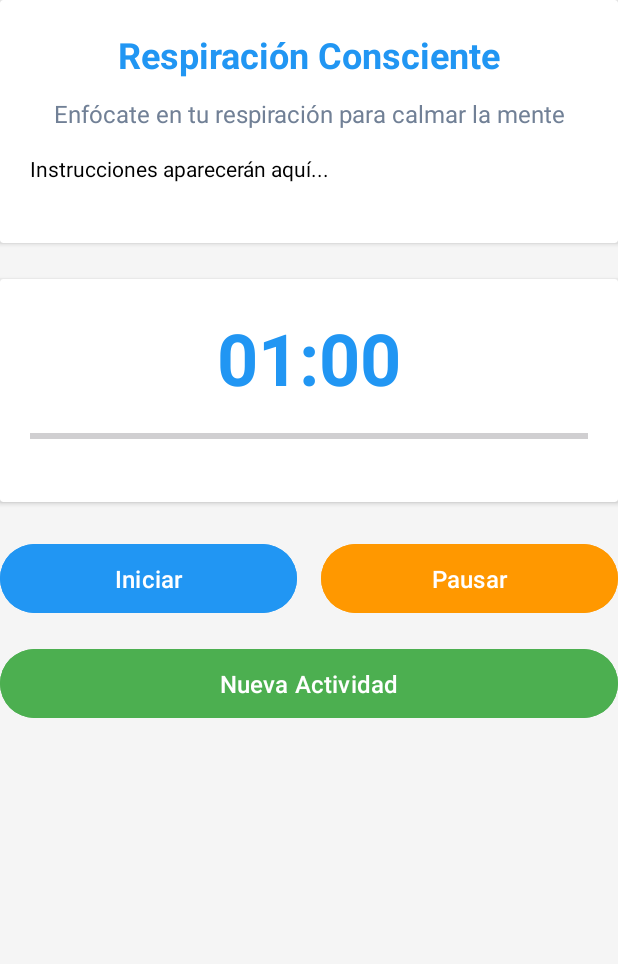
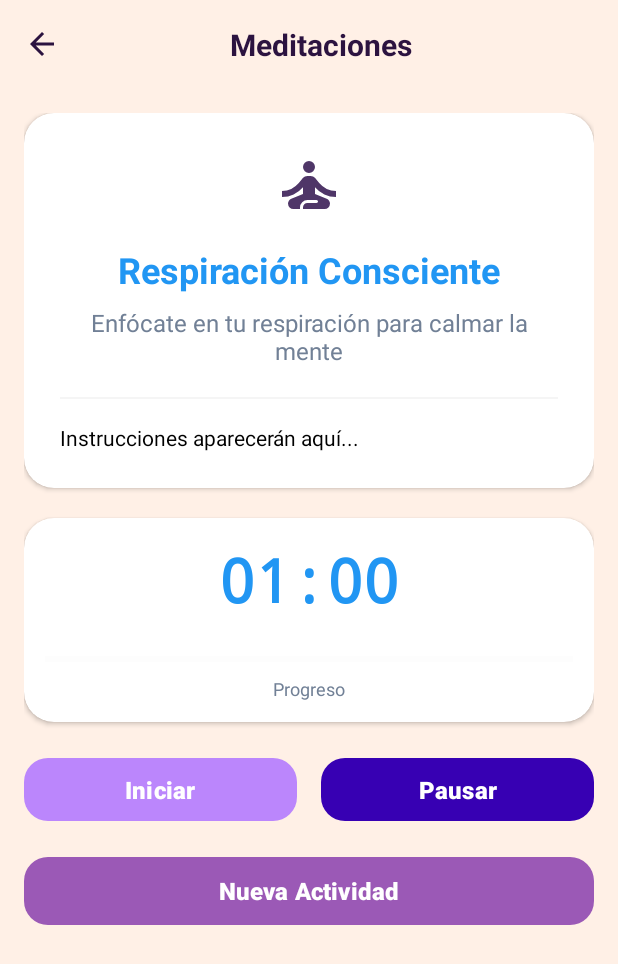
Before and after one commit to lorelis-san/emo-app, an Android app built with Jetpack Compose: the MeditacionesActivity screen opened directly, with no data from a screen before it, on a phone screen of 412 x 824 dp. Shown: the top 964 px of the screen. Run offline under Robolectric (Android 15) with nearby library versions, the phone set to English and light mode, and no system bars; our stand-ins replace Room's generated code.

Commit message:
2v motivaciones

```diff
--- a/app/src/main/java/com/psico/emokitapp/activities/MeditacionesActivity.kt
+++ b/app/src/main/java/com/psico/emokitapp/activities/MeditacionesActivity.kt
@@ -7,6 +7,7 @@ import android.os.Handler
 import android.os.Looper
 import android.view.View
 import android.widget.Button
+import android.widget.ImageView
 import android.widget.ProgressBar
 import android.widget.TextView
 import android.widget.Toast
@@ -79,6 +80,9 @@ class MeditacionesActivity : AppCompatActivity() {
     }
 
     private fun setupClickListeners() {
+        findViewById<ImageView>(R.id.btnBack).setOnClickListener {
+            finish()
+        }
         btnIniciar.setOnClickListener {
             if (estaEnPausa) {
                 reanudarTemporizador()
@@ -224,6 +228,9 @@ class MeditacionesActivity : AppCompatActivity() {
     }
 
     private fun mostrarMensajeCompletado() {
+        val cardMensajeCompletado = findViewById<androidx.cardview.widget.CardView>(R.id.cardMensajeCompletado)
+        cardMensajeCompletado.visibility = View.VISIBLE
+
         tvMensajeCompletado.visibility = View.VISIBLE
         tvMensajeCompletado.alpha = 0f
         tvMensajeCompletado.scaleX = 0.8f
@@ -245,7 +252,9 @@ class MeditacionesActivity : AppCompatActivity() {
     }
 
     private fun ocultarMensajeCompletado() {
-        if (tvMensajeCompletado.visibility == View.VISIBLE) {
+        val cardMensajeCompletado = findViewById<androidx.cardview.widget.CardView>(R.id.cardMensajeCompletado)
+
+        if (cardMensajeCompletado.visibility == View.VISIBLE) {
             ObjectAnimator.ofFloat(tvMensajeCompletado, "alpha", 1f, 0f).apply {
                 duration = 300
                 start()
@@ -259,7 +268,7 @@ class MeditacionesActivity : AppCompatActivity() {
                 start()
             }
             Handler(Looper.getMainLooper()).postDelayed({
-                tvMensajeCompletado.visibility = View.GONE
+                cardMensajeCompletado.visibility = View.GONE
             }, 300)
         }
     }
@@ -273,9 +282,14 @@ class MeditacionesActivity : AppCompatActivity() {
                 if (usuario != null && actividad != null) {
                     val duracionRealizada = ((tiempoTotal - tiempoRestante) / 1000).toInt()
                     repository.completarActividad(usuario.id, actividad.id, duracionRealizada)
-                    mostrarEstadisticas(usuario.id)
+
+                    val mensajeEstadisticas = obtenerMensajeEstadisticas(usuario.id)
+                    actualizarMensajeCompletado(mensajeEstadisticas)
+                } else {
+                    actualizarMensajeCompletado("¡Actividad completada exitosamente!")
                 }
             } catch (e: Exception) {
+                actualizarMensajeCompletado("¡Actividad completada exitosamente!")
                 Toast.makeText(
                     this@MeditacionesActivity,
                     "Error al guardar progreso: ${e.message}",
@@ -284,23 +298,23 @@ class MeditacionesActivity : AppCompatActivity() {
             }
         }
     }
+    private fun actualizarMensajeCompletado(mensaje: String) {
+        tvMensajeCompletado.text = mensaje
+    }
 
-    private fun mostrarEstadisticas(usuarioId: Int) {
-        lifecycleScope.launch {
-            try {
-                val actividadesHoy = repository.getActividadesHoy(usuarioId)
-                val totalActividades = repository.getHistorialActividades(usuarioId)
-                val mensaje =
-                    "¡Felicitaciones! Has completado ${actividadesHoy.size} actividades hoy y ${totalActividades.size} en total."
-                Toast.makeText(this@MeditacionesActivity, mensaje, Toast.LENGTH_LONG).show()
-            } catch (e: Exception) {}
+    private suspend fun obtenerMensajeEstadisticas(usuarioId: Int): String {
+        return try {
+            val actividadesHoy = repository.getActividadesHoy(usuarioId)
+            val totalActividades = repository.getHistorialActividades(usuarioId)
+            "¡Felicitaciones! Has completado ${actividadesHoy.size} actividades hoy."
+        } catch (e: Exception) {
+            "¡Felicitaciones! Actividad completada exitosamente."
         }
     }
 
     private fun actualizarDisplayTemporizador(millisUntilFinished: Long) {
         val minutos = (millisUntilFinished / 1000) / 60
         val segundos = (millisUntilFinished / 1000) % 60
-
         tvTemporizador.text = String.format("%02d:%02d", minutos, segundos)
     }
 
--- a/app/src/main/java/com/psico/emokitapp/data/EmokitDatabase.kt
+++ b/app/src/main/java/com/psico/emokitapp/data/EmokitDatabase.kt
@@ -10,11 +10,11 @@ import com.psico.emokitapp.data.dao.ActividadMeditacionDao
 import com.psico.emokitapp.data.dao.DiarioEmocionalDao
 import com.psico.emokitapp.data.dao.RetoCompletadoDao
 import com.psico.emokitapp.data.dao.UsuarioDao
-import com.psico.emokitapp.data.entities.DateConverter
 import com.psico.emokitapp.data.entities.DiarioEmocional
 import com.psico.emokitapp.data.entities.RetoCompletado
 import com.psico.emokitapp.data.entities.Usuario
 import com.psico.emokitapp.data.entities.*
+import com.psico.emokitapp.utils.DateConverter
 
 @Database(
     entities = [
--- a/app/src/main/java/com/psico/emokitapp/data/dao/ActividadCompletadaDao.kt
+++ b/app/src/main/java/com/psico/emokitapp/data/dao/ActividadCompletadaDao.kt
@@ -15,6 +15,9 @@ interface ActividadCompletadaDao {
     @Query("SELECT * FROM actividades_completadas WHERE usuarioId = :usuarioId AND DATE(fechaCompletada) = DATE(:fecha)")
     suspend fun getActividadesDelDia(usuarioId: Int, fecha: Date): List<ActividadCompletada>
 
+    @Query("SELECT * FROM actividades_completadas WHERE usuarioId = :usuarioId AND fechaCompletada >= :inicioDelDia AND fechaCompletada <= :finDelDia ORDER BY fechaCompletada DESC")
+    suspend fun getActividadesDelDiaRango(usuarioId: Int, inicioDelDia: Date, finDelDia: Date): List<ActividadCompletada>
+
     @Insert(onConflict = OnConflictStrategy.REPLACE)
     suspend fun insertActividadCompletada(actividad: ActividadCompletada)
 
--- a/app/src/main/java/com/psico/emokitapp/data/entities/DiarioEmocional.kt
+++ b/app/src/main/java/com/psico/emokitapp/data/entities/DiarioEmocional.kt
@@ -4,6 +4,7 @@ import androidx.room.Entity
 import androidx.room.PrimaryKey
 import androidx.room.TypeConverter
 import androidx.room.TypeConverters
+import com.psico.emokitapp.utils.DateConverter
 import java.util.Date
 
 @Entity(tableName = "diario_emocional")
@@ -16,14 +17,3 @@ data class DiarioEmocional (
     val fecha: Date,
     val timestamp: Date = Date()
 )
-class DateConverter {
-    @TypeConverter
-    fun fromTimestamp(value: Long?): Date? {
-        return value?.let { Date(it) }
-    }
-
-    @TypeConverter
-    fun dateToTimestamp(date: Date?): Long? {
-        return date?.time
-    }
-}
--- a/app/src/main/java/com/psico/emokitapp/repository/MeditacionRepository.kt
+++ b/app/src/main/java/com/psico/emokitapp/repository/MeditacionRepository.kt
@@ -3,6 +3,7 @@ package com.psico.emokitapp.repository
 import com.psico.emokitapp.data.EmokitDatabase
 import com.psico.emokitapp.data.entities.ActividadCompletada
 import com.psico.emokitapp.data.entities.ActividadMeditacion
+import java.util.Calendar
 import java.util.Date
 import kotlin.random.Random
 
@@ -30,6 +31,21 @@ class MeditacionRepository (private val database: EmokitDatabase) {
     }
 
     suspend fun getActividadesHoy(usuarioId: Int): List<ActividadCompletada> {
-        return database.actividadCompletadaDao().getActividadesDelDia(usuarioId, Date())
+        val calendar = Calendar.getInstance()
+
+        calendar.set(Calendar.HOUR_OF_DAY, 0)
+        calendar.set(Calendar.MINUTE, 0)
+        calendar.set(Calendar.SECOND, 0)
+        calendar.set(Calendar.MILLISECOND, 0)
+        val inicioDelDia = calendar.time
+
+        // Final del día (23:59:59)
+        calendar.set(Calendar.HOUR_OF_DAY, 23)
+        calendar.set(Calendar.MINUTE, 59)
+        calendar.set(Calendar.SECOND, 59)
+        calendar.set(Calendar.MILLISECOND, 999)
+        val finDelDia = calendar.time
+
+        return database.actividadCompletadaDao().getActividadesDelDiaRango(usuarioId, inicioDelDia, finDelDia)
     }
 }
--- /dev/null
+++ b/app/src/main/java/com/psico/emokitapp/utils/DateConverter.kt
@@ -0,0 +1,16 @@
+package com.psico.emokitapp.utils
+
+import androidx.room.TypeConverter
+import java.util.Date
+
+class DateConverter {
+    @TypeConverter
+    fun fromTimestamp(value: Long?): Date? {
+        return value?.let { Date(it) }
+    }
+
+    @TypeConverter
+    fun dateToTimestamp(date: Date?): Long? {
+        return date?.time
+    }
+}
--- a/app/src/main/res/layout/activity_meditaciones.xml
+++ b/app/src/main/res/layout/activity_meditaciones.xml
@@ -1,25 +1,73 @@
 <?xml version="1.0" encoding="utf-8"?>
 <LinearLayout xmlns:android="http://schemas.android.com/apk/res/android"
+    xmlns:app="http://schemas.android.com/apk/res-auto"
     android:id="@+id/main"
     android:layout_width="match_parent"
     android:layout_height="match_parent"
     android:orientation="vertical"
+    android:background="@color/background_gradient">
+
+    <LinearLayout
+        android:layout_width="match_parent"
+        android:layout_height="wrap_content"
+        android:orientation="horizontal"
         android:padding="16dp"
-    android:background="@color/motivation_background_color">
+        android:gravity="center_vertical">
+
+        <ImageView
+            android:id="@+id/btnBack"
+            android:layout_width="24dp"
+            android:layout_height="24dp"
+            android:src="@drawable/ic_arrow_back"
+            android:background="?attr/selectableItemBackgroundBorderless"
+            android:layout_marginEnd="16dp" />
+
+        <TextView
+            android:layout_width="0dp"
+            android:layout_height="wrap_content"
+            android:layout_weight="1"
+            android:text="Meditaciones"
+            android:textSize="20sp"
+            android:textStyle="bold"
+            android:textColor="@color/emokit_text_primary"
+            android:gravity="center" />
+
+        <View
+            android:layout_width="24dp"
+            android:layout_height="24dp" />
+    </LinearLayout>
+
+    <ScrollView
+        android:layout_width="match_parent"
+        android:layout_height="match_parent"
+        android:padding="16dp">
+
+        <LinearLayout
+            android:layout_width="match_parent"
+            android:layout_height="wrap_content"
+            android:orientation="vertical">
 
             <androidx.cardview.widget.CardView
                 android:id="@+id/cardActividad"
                 android:layout_width="match_parent"
                 android:layout_height="wrap_content"
-        android:layout_marginBottom="24dp"
-        android:elevation="4dp"
-        android:radius="12dp">
+                android:layout_marginBottom="20dp"
+                android:elevation="8dp"
+                app:cardCornerRadius="20dp"
+                app:cardBackgroundColor="@android:color/white">
 
                 <LinearLayout
                     android:layout_width="match_parent"
                     android:layout_height="wrap_content"
                     android:orientation="vertical"
-            android:padding="20dp">
+                    android:padding="24dp">
+
+                    <ImageView
+                        android:layout_width="48dp"
+                        android:layout_height="48dp"
+                        android:src="@drawable/ic_meditaciones"
+                        android:layout_gravity="center"
+                        android:layout_marginBottom="16dp" />
 
                     <TextView
                         android:id="@+id/tvTitulo"
@@ -30,7 +78,7 @@
                         android:textStyle="bold"
                         android:textColor="@color/motivation_primary_color"
                         android:gravity="center"
-                android:layout_marginBottom="12dp" />
+                        android:layout_marginBottom="8dp" />
 
                     <TextView
                         android:id="@+id/tvDescripcion"
@@ -40,6 +88,11 @@
                         android:textSize="16sp"
                         android:textColor="@color/text_secondary"
                         android:gravity="center"
+                        android:layout_marginBottom="20dp" />
+                    <View
+                        android:layout_width="match_parent"
+                        android:layout_height="1dp"
+                        android:background="@color/motivation_background_color"
                         android:layout_marginBottom="16dp" />
 
                     <TextView
@@ -49,20 +102,116 @@
                         android:text="Instrucciones aparecerán aquí..."
                         android:textSize="14sp"
                         android:textColor="@color/text_primary"
-                android:layout_marginBottom="20dp" />
+                        android:lineSpacingExtra="4dp" />
+                </LinearLayout>
+            </androidx.cardview.widget.CardView>
 
+            <androidx.cardview.widget.CardView
+                android:id="@+id/cardTemporizador"
+                android:layout_width="match_parent"
+                android:layout_height="wrap_content"
+                android:layout_marginBottom="20dp"
+                android:elevation="8dp"
+                app:cardCornerRadius="20dp"
+                app:cardBackgroundColor="@android:color/white">
+
+                <LinearLayout
+                    android:layout_width="match_parent"
+                    android:layout_height="wrap_content"
+                    android:orientation="vertical"
+                    android:padding="14dp"
+                    android:gravity="center">
+
+                    <TextView
+                        android:id="@+id/tvTemporizador"
+                        android:layout_width="wrap_content"
+                        android:layout_height="wrap_content"
+                        android:text="01:00"
+                        android:textSize="40sp"
+                        android:textStyle="bold"
+                        android:textColor="@color/motivation_primary_color"
+                        android:layout_marginBottom="20dp"
+                        android:fontFamily="monospace" />
+
+                    <ProgressBar
+                        android:id="@+id/progressBar"
+                        style="?android:attr/progressBarStyleHorizontal"
+                        android:layout_width="match_parent"
+                        android:layout_height="12dp"
+                        android:layout_marginBottom="5dp"
+                        android:max="100"
+                        android:progress="0"
+                        android:progressTint="@color/motivation_primary_color"
+                        android:progressBackgroundTint="@color/motivation_background_color" />
+                    <TextView
+                        android:layout_width="wrap_content"
+                        android:layout_height="wrap_content"
+                        android:text="Progreso"
+                        android:textSize="12sp"
+                        android:textColor="@color/text_secondary" />
                 </LinearLayout>
 
             </androidx.cardview.widget.CardView>
 
-    <!-- Temporizador -->
-    <androidx.cardview.widget.CardView
-        android:id="@+id/cardTemporizador"
+            <LinearLayout
                 android:layout_width="match_parent"
                 android:layout_height="wrap_content"
-        android:layout_marginBottom="24dp"
-        android:elevation="4dp"
-        android:radius="12dp">
+                android:orientation="horizontal"
+                android:gravity="center"
+                android:layout_marginBottom="16dp">
+
+                <com.google.android.material.button.MaterialButton
+                    android:id="@+id/btnIniciar"
+                    android:layout_width="0dp"
+                    android:layout_height="50dp"
+                    android:layout_weight="1"
+                    android:layout_marginEnd="8dp"
+                    android:text="Iniciar"
+                    android:textSize="16sp"
+                    android:textStyle="bold"
+                    app:backgroundTint="@color/purple_200"
+                    app:cornerRadius="16dp"
+                    app:elevation="4dp"
+                    android:textColor="@android:color/white" />
+
+                <com.google.android.material.button.MaterialButton
+                    android:id="@+id/btnPausar"
+                    android:layout_width="0dp"
+                    android:layout_height="50dp"
+                    android:layout_weight="1"
+                    android:layout_marginStart="8dp"
+                    android:text="Pausar"
+                    android:textSize="16sp"
+                    android:textStyle="bold"
+                    app:backgroundTint="@color/purple_700"
+                    app:cornerRadius="16dp"
+                    app:elevation="4dp"
+                    android:textColor="@android:color/white"
+                    android:enabled="false" />
+
+            </LinearLayout>
+
+            <com.google.android.material.button.MaterialButton
+                android:id="@+id/btnNuevaActividad"
+                android:layout_width="match_parent"
+                android:layout_height="53dp"
+                android:text="Nueva Actividad"
+                android:textSize="16sp"
+                android:textStyle="bold"
+                app:backgroundTint="@color/emotion_anxious"
+                app:cornerRadius="16dp"
+                app:elevation="4dp"
+                android:textColor="@android:color/white"
+                android:layout_marginBottom="20dp" />
+
+            <androidx.cardview.widget.CardView
+                android:id="@+id/cardMensajeCompletado"
+                android:layout_width="match_parent"
+                android:layout_height="wrap_content"
+                android:visibility="gone"
+                app:cardCornerRadius="16dp"
+                app:cardBackgroundColor="@color/motivation_success_color"
+                android:elevation="4dp">
 
                 <LinearLayout
                     android:layout_width="match_parent"
@@ -72,86 +221,23 @@
                     android:gravity="center">
 
                     <TextView
-                android:id="@+id/tvTemporizador"
                         android:layout_width="wrap_content"
                         android:layout_height="wrap_content"
-                android:text="01:00"
-                android:textSize="48sp"
-                android:textStyle="bold"
-                android:textColor="@color/motivation_primary_color"
-                android:layout_marginBottom="16dp" />
+                        android:text="🎉"
+                        android:textSize="32sp"
+                        android:layout_marginBottom="8dp" />
 
-            <ProgressBar
-                android:id="@+id/progressBar"
-                style="?android:attr/progressBarStyleHorizontal"
-                android:layout_width="match_parent"
-                android:layout_height="8dp"
-                android:layout_marginBottom="20dp"
-                android:max="100"
-                android:progress="0"
-                android:progressTint="@color/motivation_primary_color" />
-
-        </LinearLayout>
-
-    </androidx.cardview.widget.CardView>
-
-    <!-- Botones -->
-    <LinearLayout
-        android:layout_width="match_parent"
-        android:layout_height="wrap_content"
-        android:orientation="horizontal"
-        android:gravity="center">
-
-        <Button
-            android:id="@+id/btnIniciar"
-            android:layout_width="0dp"
-            android:layout_height="wrap_content"
-            android:layout_weight="1"
-            android:layout_marginEnd="8dp"
-            android:text="Iniciar"
-            android:backgroundTint="@color/motivation_primary_color"
-            android:textColor="@android:color/white"
-            android:textSize="16sp"
-            android:padding="12dp" />
-
-        <Button
-            android:id="@+id/btnPausar"
-            android:layout_width="0dp"
-            android:layout_height="wrap_content"
-            android:layout_weight="1"
-            android:layout_marginStart="8dp"
-            android:text="Pausar"
-            android:backgroundTint="@color/motivation_secondary_color"
-            android:textColor="@android:color/white"
-            android:textSize="16sp"
-            android:padding="12dp"
-            android:enabled="false" />
-
-    </LinearLayout>
-
-    <Button
-        android:id="@+id/btnNuevaActividad"
-        android:layout_width="match_parent"
-        android:layout_height="wrap_content"
-        android:layout_marginTop="16dp"
-        android:text="Nueva Actividad"
-        android:backgroundTint="@color/motivation_accent_color"
-        android:textColor="@android:color/white"
-        android:textSize="16sp"
-        android:padding="12dp" />
-
-    <!-- Mensaje de completado -->
                     <TextView
                         android:id="@+id/tvMensajeCompletado"
                         android:layout_width="match_parent"
                         android:layout_height="wrap_content"
-        android:layout_marginTop="20dp"
-        android:text="¡Actividad completada exitosamente! 🎉"
+                        android:text="¡Actividad completada exitosamente!"
                         android:textSize="18sp"
                         android:textStyle="bold"
-        android:textColor="@color/motivation_success_color"
-        android:gravity="center"
-        android:padding="16dp"
-        android:background="@drawable/rounded_success_background"
-        android:visibility="gone" />
+                        android:textColor="@android:color/white"
+                        android:gravity="center" />
                 </LinearLayout>
+            </androidx.cardview.widget.CardView>
+        </LinearLayout>
+    </ScrollView>
+</LinearLayout>
```
Lines whose indentation alone changed are shown as unchanged.
